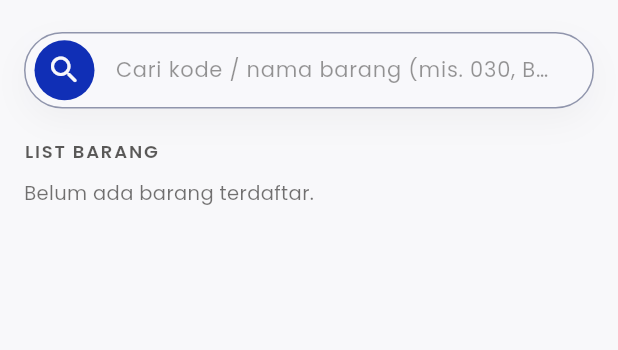
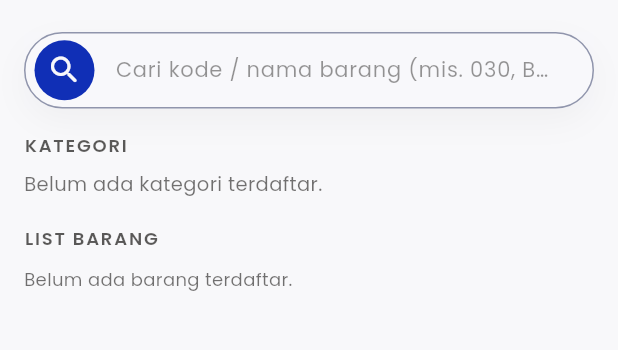
Before and after one commit to riikuid/inventory-sync, a Flutter app: the _HomeView screen opened directly, on a phone screen of 412 x 824 dp, the part 64-414 px from its top. Run offline on Flutter 3.47's test engine with Material 3 defaults, Android fonts, the light colour scheme and no system bars; drawn by our look-alikes of upgrader; our stand-ins replace bloc, connectivity_plus, dio, dotted_border, drift, equatable and 18 more; missing offline and left inert: ellipsized_text, mobile_scanner, overlay_loading_progress, print_bluetooth_thermal, talker_dio_logger; accounts and stored records are empty; generated files the repository leaves out were written again.

Commit message:
success load 12k

```diff
--- /dev/null
+++ b/devtools_options.yaml
@@ -0,0 +1,3 @@
+description: This file stores settings for Dart & Flutter DevTools.
+documentation: https://docs.flutter.dev/tools/devtools/extensions#configure-extension-enablement-states
+extensions:
--- a/lib/core/constant.dart
+++ b/lib/core/constant.dart
@@ -32,3 +32,9 @@ const variantComponentPrefix = 'VC';
 const componentsPrefix = 'CO';
 const componentPhotosPrefix = 'CP';
 const unitsPrefix = 'UN';
+
+// UNIT STATUS
+const activeStatus = 1;
+const pendingStatus = 0;
+const printedStatus = 11;
+const validatedStatus = 12;
--- a/lib/core/db/app_database.dart
+++ b/lib/core/db/app_database.dart
@@ -64,7 +64,7 @@ LazyDatabase _openConnection() {
   return LazyDatabase(() async {
     final dir = await getApplicationDocumentsDirectory();
     final file = File(p.join(dir.path, 'inventory.db'));
-    print('DEBUG: inventory DB path -> ${file.path}');
+    // print('DEBUG: inventory DB path -> ${file.path}');
     dev.log('DEBUG: inventory DB path -> ${file.path}');
     return NativeDatabase.createInBackground(file);
   });
--- a/lib/core/db/daos/component_dao.dart
+++ b/lib/core/db/daos/component_dao.dart
@@ -1,5 +1,6 @@
 // lib/core/db/daos/component_dao.dart
 import 'package:drift/drift.dart' hide Component;
+import 'package:inventory_sync_apps/core/constant.dart';
 import '../app_database.dart';
 import '../tables.dart';
 
@@ -23,7 +24,7 @@ class ComponentDao extends DatabaseAccessor<AppDatabase>
     required String? search,
   }) {
     final hasSearch = search != null && search.trim().isNotEmpty;
-    final pattern = hasSearch ? '%${search!.trim()}%' : null;
+    final pattern = hasSearch ? '%${search.trim()}%' : null;
 
     // Select components (so we can filter by productId & type in SQL)
     final q =
@@ -67,7 +68,8 @@ class ComponentDao extends DatabaseAccessor<AppDatabase>
       // Batch-fetch active units for all componentIds
       final unitRows =
           await (select(units)..where(
-                (u) => u.status.equals('ACTIVE') & u.componentId.isIn(compIds),
+                (u) =>
+                    u.status.equals(activeStatus) & u.componentId.isIn(compIds),
               ))
               .get();
 
--- a/lib/core/db/tables.dart
+++ b/lib/core/db/tables.dart
@@ -75,7 +75,7 @@ class Racks extends Table {
 class Products extends Table {
   TextColumn get id => text()(); // UUID
   TextColumn get name => text()();
-  TextColumn get categoryId => text().nullable()();
+
   TextColumn get description => text().nullable()();
 
   DateTimeColumn get createdAt => dateTime()();
@@ -94,6 +94,7 @@ class CompanyItems extends Table {
   TextColumn get id => text()(); // UUID
   TextColumn get defaultRackId => text().nullable()();
   TextColumn get productId => text()(); // FK -> Products.id
+  TextColumn get categoryId => text().nullable()();
   TextColumn get companyCode => text()();
   TextColumn get machinePurchase => text().nullable()();
   TextColumn get specification => text().nullable()();
@@ -236,7 +237,7 @@ class Units extends Table {
   TextColumn get rackId => text().nullable()();
 
   TextColumn get qrValue => text()(); // isi QR
-  TextColumn get status => text().withDefault(const Constant('ACTIVE'))();
+  IntColumn get status => integer().withDefault(const Constant(0))();
 
   IntColumn get printCount => integer().withDefault(const Constant(0))();
   DateTimeColumn get lastPrintedAt => dateTime().nullable()();
--- a/lib/features/home/presentation/screens/home_screen.dart
+++ b/lib/features/home/presentation/screens/home_screen.dart
@@ -8,11 +8,8 @@ import 'package:inventory_sync_apps/core/db/daos/category_dao.dart';
 import 'package:inventory_sync_apps/core/db/daos/company_item_dao.dart';
 import 'package:inventory_sync_apps/shared/presentation/widgets/search_field_widget.dart';
 
-import '../../../../core/styles/color_scheme.dart';
-import '../../../inventory/presentation/screens/company_item_detail_screen.dart';
 import '../../../search_item/presentation/screen/search_item_screen.dart';
 import '../../../sync/bloc/sync_cubit.dart';
-import '../../../variant/presentation/screen/create_variant_screen.dart';
 import '../bloc/home_cubit.dart';
 import '../widget/category_card.dart';
 import '../widget/company_item_card.dart';
@@ -38,6 +35,80 @@ class _HomeView extends StatefulWidget {
 }
 
 class _HomeViewState extends State<_HomeView> {
+  // @override
+  // Widget build(BuildContext context) {
+  //   final cs = Theme.of(context).colorScheme;
+
+  //   return Scaffold(
+  //     backgroundColor: cs.background,
+  //     appBar: AppBar(
+  //       elevation: 0,
+  //       backgroundColor: cs.background,
+  //       foregroundColor: cs.onBackground,
+  //       centerTitle: false,
+  //       title: Hero(
+  //         tag: 'mp-title',
+  //         child: Material(
+  //           child: const Text(
+  //             'MP Inventory',
+  //             style: TextStyle(fontSize: 20, fontWeight: FontWeight.w600),
+  //           ),
+  //         ),
+  //       ),
+  //       actions: [
+  //         BlocBuilder<SyncCubit, SyncState>(
+  //           builder: (context, state) {
+  //             return IconButton(
+  //               icon: const Icon(Icons.refresh_rounded),
+  //               onPressed: () => _showSyncDetails(context, state.details),
+  //             );
+  //           },
+  //         ),
+  //       ],
+  //     ),
+  //     body: SafeArea(
+  //       child: BlocBuilder<HomeCubit, HomeState>(
+  //         builder: (context, state) {
+  //           if (state is HomeLoading) {
+  //             return const Center(child: CircularProgressIndicator());
+  //           }
+
+  //           if (state is HomeError) {
+  //             dev.log('HOME ERROR: ${state.message}');
+  //             return Center(
+  //               child: Text(
+  //                 'Terjadi kesalahan saat memuat data.\n${state.message}',
+  //                 textAlign: TextAlign.center,
+  //                 style: const TextStyle(fontSize: 14),
+  //               ),
+  //             );
+  //           }
+
+  //           final loaded = state as HomeLoaded;
+
+  //           return RefreshIndicator(
+  //             onRefresh: () => context.read<HomeCubit>().refreshFromLocal(),
+  //             child: ListView(
+  //               padding: const EdgeInsets.symmetric(
+  //                 horizontal: 16,
+  //                 vertical: 8,
+  //               ),
+  //               children: [
+  //                 _SearchBar(),
+  //                 // const SizedBox(height: 20),
+  //                 // _CategorySection(categories: loaded.categories),
+  //                 const SizedBox(height: 20),
+  //                 _CompanyItemSection(items: loaded.companyItems),
+  //               ],
+  //             ),
+  //           );
+  //         },
+  //       ),
+  //     ),
+  //   );
+  // }
+
+  // Di dalam _HomeViewState
   @override
   Widget build(BuildContext context) {
     final cs = Theme.of(context).colorScheme;
@@ -91,23 +162,110 @@ class _HomeViewState extends State<_HomeView> {
 
             return RefreshIndicator(
               onRefresh: () => context.read<HomeCubit>().refreshFromLocal(),
-              child: ListView(
-                padding: const EdgeInsets.symmetric(
-                  horizontal: 16,
-                  vertical: 8,
-                ),
-                children: [
-                  _SearchBar(),
-                  // const SizedBox(height: 20),
-                  // _CategorySection(categories: loaded.categories),
-                  const SizedBox(height: 20),
-                  _CompanyItemSection(items: loaded.companyItems),
+              // PERUBAHAN UTAMA DI SINI
+              child: CustomScrollView(
+                slivers: [
+                  // 1. Search Bar (Bukan List, jadi pakai Adapter)
+                  SliverToBoxAdapter(
+                    child: Padding(
+                      padding: const EdgeInsets.symmetric(
+                        horizontal: 16,
+                        vertical: 8,
+                      ),
+                      child: _SearchBar(),
+                    ),
+                  ),
+
+                  // 2. Category Section (List Horizontal, tetap dibungkus Adapter karena tingginya fix)
+                  SliverToBoxAdapter(
+                    child: Padding(
+                      padding: const EdgeInsets.symmetric(
+                        horizontal: 16,
+                        vertical: 8,
+                      ),
+                      // Pastikan _CategorySection tidak punya padding internal yang dobel
+                      child: _CategorySection(categories: loaded.categories),
+                    ),
+                  ),
+
+                  const SliverToBoxAdapter(child: SizedBox(height: 10)),
+
+                  // 3. Company Item Header
+                  SliverToBoxAdapter(
+                    child: Padding(
+                      padding: const EdgeInsets.symmetric(horizontal: 16),
+                      child: _buildSectionHeader(
+                        context,
+                        loaded.companyItems.length,
+                      ),
+                    ),
+                  ),
+
+                  const SliverToBoxAdapter(child: SizedBox(height: 10)),
+
+                  // 4. Company Item List (Ini intinya: Gunakan SliverList)
+                  if (loaded.companyItems.isEmpty)
+                    SliverToBoxAdapter(
+                      child: Padding(
+                        padding: const EdgeInsets.symmetric(horizontal: 16),
+                        child: Text(
+                          'Belum ada barang terdaftar.',
+                          style: TextStyle(
+                            color: cs.onBackground.withOpacity(0.6),
+                          ),
+                        ),
+                      ),
+                    )
+                  else
+                    SliverPadding(
+                      padding: const EdgeInsets.symmetric(horizontal: 16),
+                      sliver: SliverList(
+                        delegate: SliverChildBuilderDelegate((context, index) {
+                          final item = loaded.companyItems[index];
+                          // Return widget card anda
+                          return Padding(
+                            padding: const EdgeInsets.only(bottom: 10),
+                            child: CompanyItemCard(row: item),
+                          );
+                        }, childCount: loaded.companyItems.length),
+                      ),
+                    ),
+
+                  // Tambahan padding bawah agar list tidak tertutup gesture nav
+                  const SliverToBoxAdapter(child: SizedBox(height: 20)),
                 ],
               ),
             );
           },
         ),
       ),
+    );
+  }
+
+  // Helper kecil untuk Header Section (dipisah agar rapi)
+  Widget _buildSectionHeader(BuildContext context, int count) {
+    final cs = Theme.of(context).colorScheme;
+    return Row(
+      mainAxisAlignment: MainAxisAlignment.spaceBetween,
+      children: [
+        Text(
+          'LIST BARANG',
+          style: TextStyle(
+            fontSize: 12,
+            fontWeight: FontWeight.w600,
+            letterSpacing: 1.2,
+            color: cs.onBackground.withOpacity(0.7),
+          ),
+        ),
+        if (count > 0)
+          Text(
+            '$count item',
+            style: TextStyle(
+              fontSize: 11,
+              color: cs.onBackground.withOpacity(0.55),
+            ),
+          ),
+      ],
     );
   }
 
--- a/lib/features/labeling/data/models/scan_unit_result.dart
+++ b/lib/features/labeling/data/models/scan_unit_result.dart
@@ -5,7 +5,7 @@ class ScanUnitResult {
   final String? componentName;
   final String? variantId;
   final String? variantName;
-  final String status; // ACTIVE / BOUND / CONSUMED / DELETED
+  final int status; // ACTIVE / BOUND / CONSUMED / DELETED
 
   ScanUnitResult({
     required this.unitId,
--- a/lib/features/labeling/presentation/bloc/assembly/assembly_cubit.dart
+++ b/lib/features/labeling/presentation/bloc/assembly/assembly_cubit.dart
@@ -290,7 +290,7 @@ class AssemblyCubit extends Cubit<AssemblyState> {
       // emit(state.copyWith(status: AssemblyStatus.));
     } catch (e) {
       // Log error jika gagal hapus (silent fail is okay here, or log to crashlytics)
-      print("Gagal membersihkan sampah assembly: $e");
+      // print("Gagal membersihkan sampah assembly: $e");
     }
   }
 
--- a/lib/features/labeling/presentation/screens/generate_label_screen.dart
+++ b/lib/features/labeling/presentation/screens/generate_label_screen.dart
@@ -273,7 +273,7 @@ class _GenerateLabelsScreenState extends State<GenerateLabelsScreen> {
               max: 10,
               initialValue: _qty,
               onChanged: (val) {
-                print("Jumlah label sekarang: $val");
+                // print("Jumlah label sekarang: $val");
                 setState(() {
                   _qty = val;
                 });
--- a/lib/features/sync/data/sync_mapper.dart
+++ b/lib/features/sync/data/sync_mapper.dart
@@ -91,7 +91,6 @@ ProductsCompanion productFromJson(Map<String, dynamic> json) {
   return ProductsCompanion(
     id: Value(json['id'] as String),
     name: Value(json['name'] as String),
-    categoryId: Value(toStr(json['category_id'])),
 
     description: Value(toStr(json['description'])),
     createdAt: Value(_parseDate(json['created_at']) ?? DateTime.now()),
@@ -109,6 +108,7 @@ CompanyItemsCompanion companyItemFromJson(Map<String, dynamic> json) {
     id: Value(json['id'] as String),
     defaultRackId: Value(toStr(json['default_rack_id'])),
     productId: Value(json['product_id'] as String),
+    categoryId: Value(toStr(json['category_id'])),
     companyCode: Value(json['company_code'] as String),
     machinePurchase: Value(toStr(json['machine_purchase'])),
     specification: Value(toStr(json['specification'])),
@@ -223,7 +223,7 @@ UnitsCompanion unitFromJson(Map<String, dynamic> json) {
     componentId: Value(toStr(json['component_id'])),
     parentUnitId: Value(toStr(json['parent_unit_id'])),
     qrValue: Value(json['qr_value'] as String),
-    status: Value(json['status'] as String? ?? 'ACTIVE'),
+    status: Value(json['status'] as int? ?? 0),
     rackId: Value(toStr(json['rack_id'])),
     printCount: Value(json['print_count'] as int? ?? 0),
     lastPrintedAt: Value(_parseDate(json['last_printed_at'])),
@@ -247,7 +247,6 @@ extension ProductSyncX on Product {
   Map<String, dynamic> toSyncJson() => {
     'id': id,
     'name': name,
-    'category_id': categoryId,
 
     'description': description,
     'created_at': createdAt.toIso8601String(),
@@ -261,6 +260,7 @@ extension CompanyItemSyncX on CompanyItem {
     'id': id,
     'default_rack_id': defaultRackId,
     'product_id': productId,
+    'category_id': categoryId,
     'company_code': companyCode,
     'machine_purchase': machinePurchase,
     'specification': specification,
--- a/lib/features/sync/data/sync_repository.dart
+++ b/lib/features/sync/data/sync_repository.dart
@@ -70,9 +70,7 @@ class SyncRepository {
     final s5 =
         (db.select(db.units)
               ..where((t) => t.needSync.equals(true))
-              ..where(
-                (u) => u.status.isNotIn(['PENDING', 'PRINTED', 'VALIDATED']),
-              ))
+              ..where((u) => u.status.isNotIn([-2, -1, 0])))
             .watch()
             .map((rows) => rows.length);
 
```
Also changed, not shown: lib/core/db/daos/category_dao.dart (+13 -11 lines), lib/core/db/daos/company_item_dao.dart (+18 -17 lines), lib/core/db/daos/unit_dao.dart (+27 -8 lines), lib/core/db/daos/variant_dao.dart (+14 -10 lines), lib/features/auth/repositories/auth_repository.dart (+13 -6 lines), lib/features/inventory/data/inventory_repository.dart (+57 -55 lines), lib/features/labeling/data/labeling_repository.dart (+5 -5 lines), lib/features/labeling/presentation/bloc/create_labels/create_labels_cubit.dart (+9 -5 lines), lib/core/db/app_database.g.dart.
